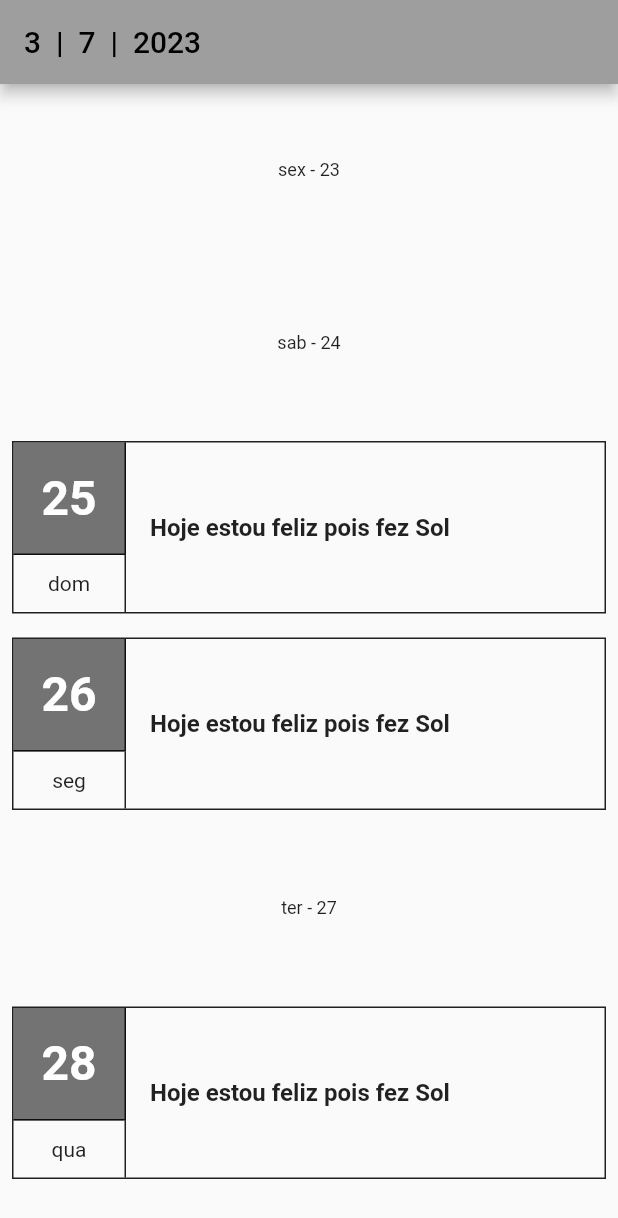
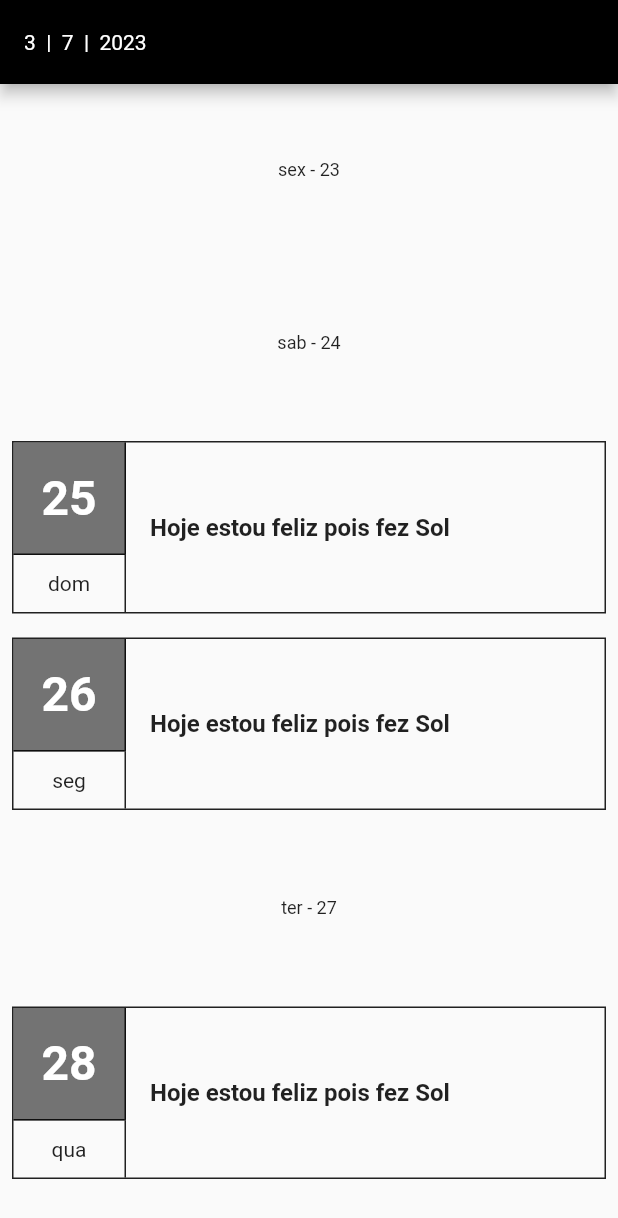
Before and after one commit to alvaronogueira/journal_flutter_webapi, a Flutter app: the screen it shows after launch, on a phone screen of 412 x 824 dp. Shown: the top 1218 px of the screen. Run offline on Flutter 3.47's test engine with Material 2 defaults, Android fonts, the phone set to English and light mode, and no system bars.

Commit message:
up main.dart

```diff
--- a/lib/main.dart
+++ b/lib/main.dart
@@ -12,7 +12,14 @@ class MyApp extends StatelessWidget {
     return MaterialApp(
       title: 'Simple Journal',
       debugShowCheckedModeBanner: false,
-      theme: ThemeData(primarySwatch: Colors.grey),
+      theme: ThemeData(primarySwatch: Colors.grey,
+      appBarTheme: AppBarTheme(
+        backgroundColor: Colors.black,
+        titleTextStyle: TextStyle(
+          color: Colors.white,
+          )
+        ),
+      ),
       darkTheme: ThemeData.dark(),
       themeMode: ThemeMode.light,
       initialRoute: "home",
```
